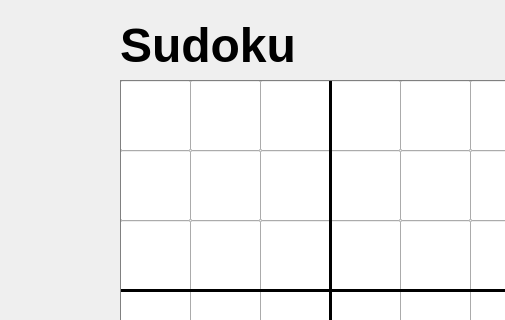
The window that mainwindow.ui (jasonchen17/dlx_sudoku) describes before a commit, drawn with Qt 5; both pictures show x 0 to 505 and y 0 to 320 of the 1024 by 768 pixel window.
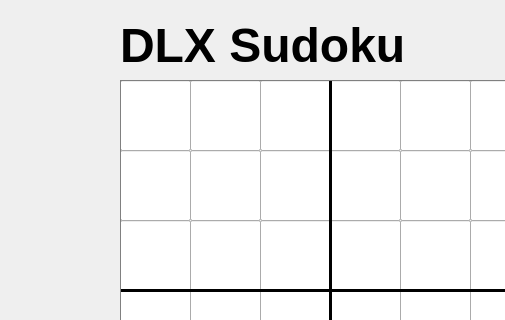
The same window after the commit.

Commit message: change project name

The edit to the form file:
```diff
--- a/mainwindow.ui
+++ b/mainwindow.ui
@@ -136,7 +136,7 @@
      <rect>
       <x>120</x>
       <y>20</y>
-      <width>191</width>
+      <width>291</width>
       <height>51</height>
      </rect>
     </property>
@@ -151,7 +151,7 @@
      <string notr="true"/>
     </property>
     <property name="text">
-     <string>Sudoku</string>
+     <string>DLX Sudoku</string>
     </property>
    </widget>
    <widget class="QLineEdit" name="lineEdit_0">
```
The commit also changes 2 other files.
